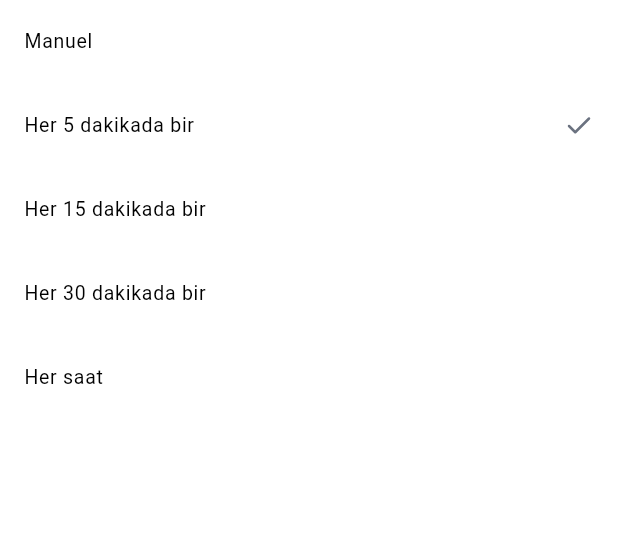
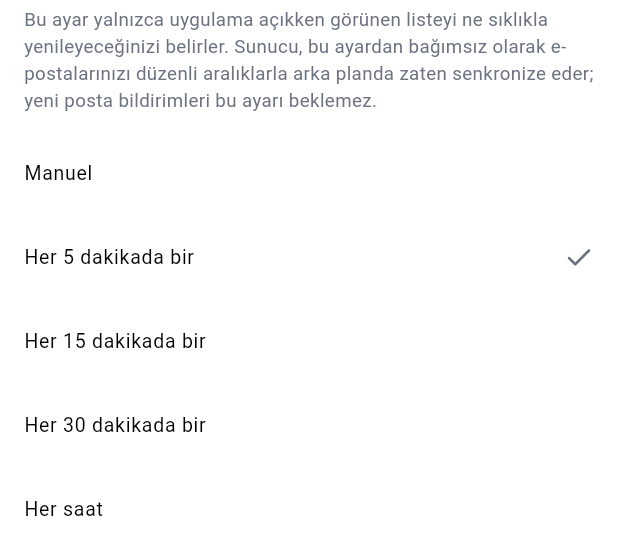
Before and after one commit to nisaturk/kaydetmail, a Flutter app: the _SyncSection widget shown alone on an empty page, opened directly, on a phone screen of 412 x 824 dp. Shown: the top 555 px of the screen. Run offline on Flutter 3.47's test engine with Material 3 defaults, Android fonts, the phone set to English and light mode, and no system bars; our stand-ins replace file_picker, firebase_core, firebase_crashlytics, firebase_messaging, flutter_local_notifications, flutter_secure_storage and 8 more; missing offline and left inert: firebase_performance, home_widget, pdfrx, receive_sharing_intent, sqlite3; accounts and stored records are empty; statements that could not run were skipped.

Commit message:
fix(settings): stop implying the refresh setting controls server sync
'Senkronizasyon' / 'Posta kutusunu güncelleme sıklığı' read as if the
picker controlled how often the backend pulls IMAP, which it never
did — it only gates how often the already-open app re-fetches its
cached list (_syncLoadedFolders in app.dart); the server keeps polling
on its own fixed interval regardless, and push notifications don't
wait on it either.

Renames the section to 'Otomatik Yenileme' / 'Uygulama açıkken listeyi
yenileme sıklığı' and adds an explanation on the picker itself so
'Manuel' can't be read as disabling real mail delivery.

```diff
--- a/lib/app.dart
+++ b/lib/app.dart
@@ -236,7 +236,7 @@ class _AuthGateState extends State<_AuthGate> {
     });
   }
 
-  /// The Settings "Senkronizasyon" section only ever changes
+  /// The Settings "Otomatik Yenileme" section only ever changes
   /// [AppSettingsController.syncInterval] while logged in, so this only
   /// reschedules — it never needs to start a session on its own.
   void _onSettingsChanged() {
--- a/lib/screens/settings_screen.dart
+++ b/lib/screens/settings_screen.dart
@@ -85,8 +85,8 @@ class SettingsScreen extends StatelessWidget {
           ),
           _CategoryTile(
             icon: LucideIcons.refreshCw,
-            title: 'Senkronizasyon',
-            subtitle: 'Posta kutusunu güncelleme sıklığı',
+            title: 'Otomatik Yenileme',
+            subtitle: 'Uygulama açıkken listeyi yenileme sıklığı',
             page: (_) => [_SyncSection()],
           ),
           _CategoryTile(
@@ -778,8 +778,20 @@ class _SyncSection extends StatelessWidget {
   @override
   Widget build(BuildContext context) {
     final settings = AppSettingsController.instance;
+    final secondaryText = AppTheme.colors(context).secondaryText;
     return Column(
+      crossAxisAlignment: CrossAxisAlignment.start,
       children: [
+        Padding(
+          padding: const EdgeInsets.fromLTRB(16, 4, 16, 12),
+          child: Text(
+            'Bu ayar yalnızca uygulama açıkken görünen listeyi ne sıklıkla '
+            'yenileyeceğinizi belirler. Sunucu, bu ayardan bağımsız olarak '
+            'e-postalarınızı düzenli aralıklarla arka planda zaten '
+            'senkronize eder; yeni posta bildirimleri bu ayarı beklemez.',
+            style: TextStyle(fontSize: 12.5, color: secondaryText),
+          ),
+        ),
         for (final interval in SyncInterval.values)
           ListTile(
             dense: true,
```
